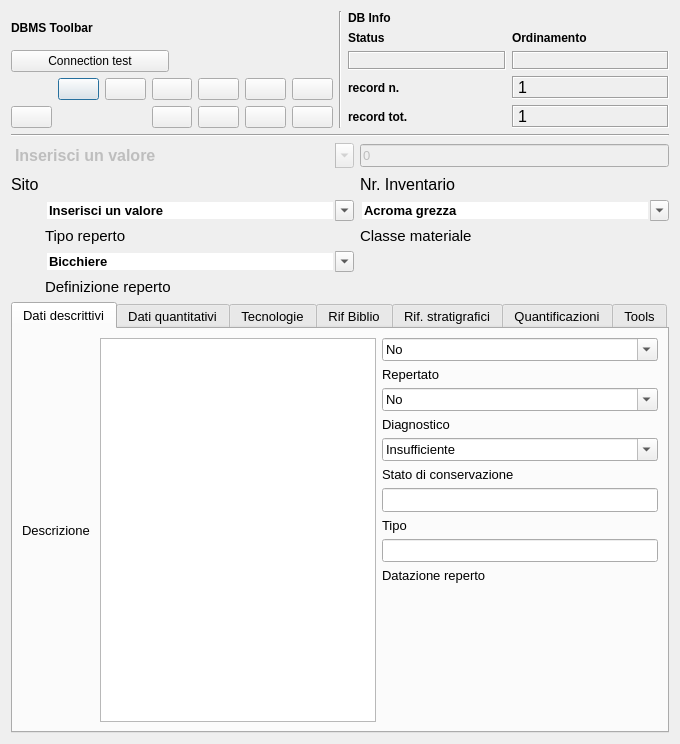
Above: gui/ui/Inv_Materiali.ui from pyarchinit/pyarchinit before the change. Below: the same form after it.
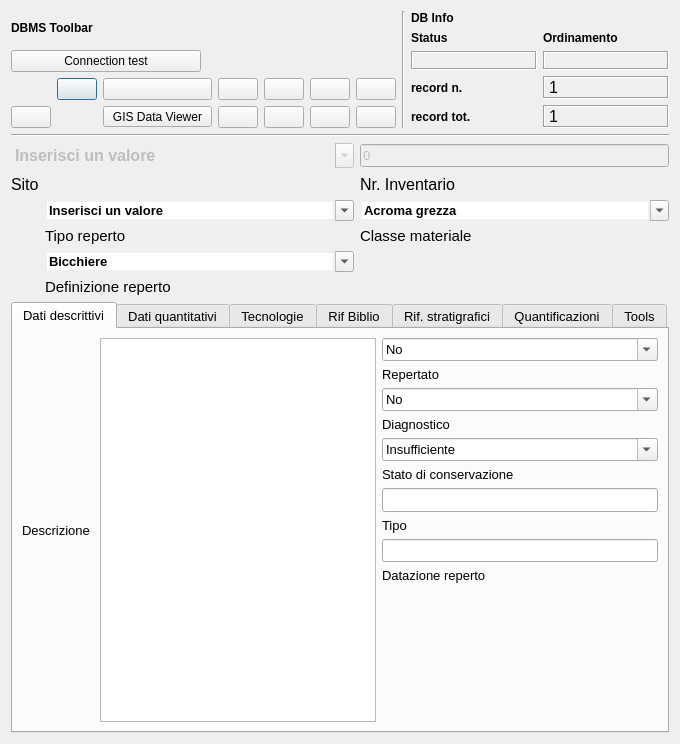
That is the form after the change. The open tabs and pages were chosen to show the change. Icons and pictures are not drawn. Custom widgets are drawn as their Qt base class.

Diff of the .ui file:
```diff
--- a/gui/ui/Inv_Materiali.ui
+++ b/gui/ui/Inv_Materiali.ui
@@ -238,6 +238,41 @@
            </property>
           </widget>
          </item>
+         <item row="1" column="6">
+          <widget class="QToolButton" name="toolButtonGis">
+           <property name="minimumSize">
+            <size>
+             <width>109</width>
+             <height>0</height>
+            </size>
+           </property>
+           <property name="toolTip">
+            <string/>
+           </property>
+           <property name="text">
+            <string>GIS Data Viewer</string>
+           </property>
+           <property name="icon">
+            <iconset resource="../../resources/resources.qrc">
+             <normaloff>:/icons/GIS.png</normaloff>:/icons/GIS.png</iconset>
+           </property>
+           <property name="shortcut">
+            <string>Ctrl+G</string>
+           </property>
+           <property name="checkable">
+            <bool>true</bool>
+           </property>
+           <property name="checked">
+            <bool>false</bool>
+           </property>
+           <property name="toolButtonStyle">
+            <enum>Qt::ToolButtonTextOnly</enum>
+           </property>
+           <property name="arrowType">
+            <enum>Qt::NoArrow</enum>
+           </property>
+          </widget>
+         </item>
         </layout>
        </item>
        <item row="1" column="0">
```
Left out of the diff: 2 changed lines with no effect on the pictures.
